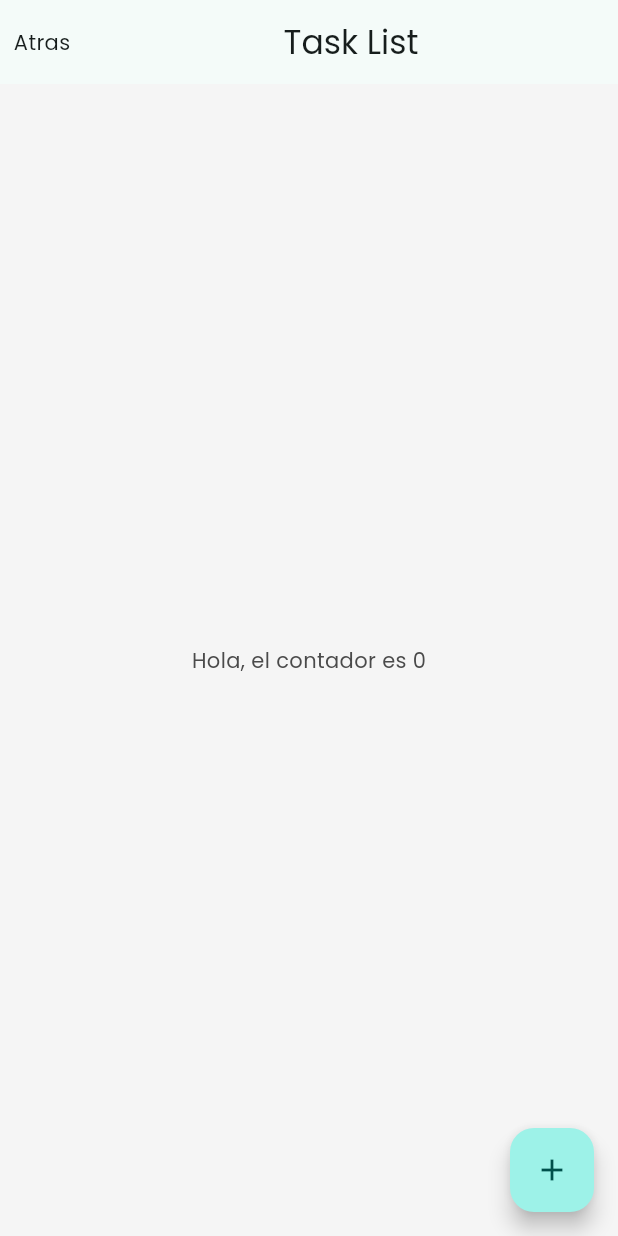
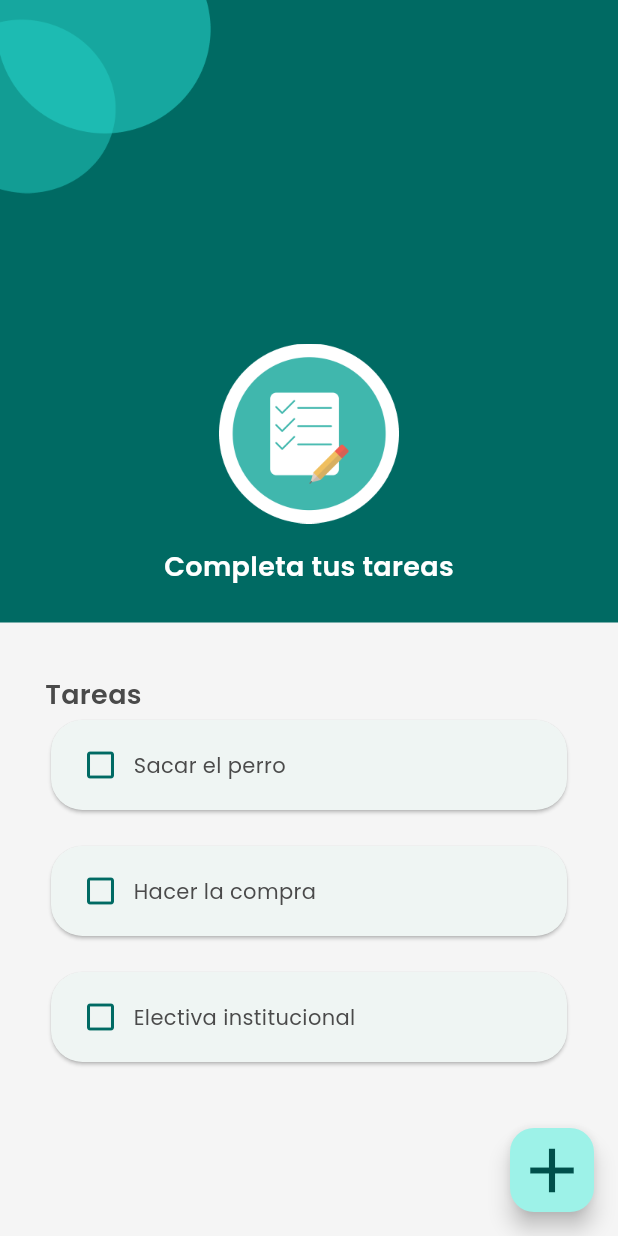
Before and after one commit to Sonyei888/lista_tareas, a Flutter app: the TaskListPage screen opened directly, on a phone screen of 412 x 824 dp. Run offline on Flutter 3.47's test engine with Material 3 defaults, Android fonts, the phone set to English and light mode, and no system bars.

Commit message:
Task List Page

```diff
--- /dev/null
+++ b/lib/app/model/task.dart
@@ -0,0 +1,10 @@
+class Task {
+
+  Task(this.title, {this.done = false});
+
+
+  final String title;
+  final bool done;
+
+
+}
--- a/lib/app/view/splash/splash_page.dart
+++ b/lib/app/view/splash/splash_page.dart
@@ -40,5 +40,4 @@ class SplashPage extends StatelessWidget{
 
     );
   }
-
 }
--- a/lib/app/view/task_list/task_list_page.dart
+++ b/lib/app/view/task_list/task_list_page.dart
@@ -1,46 +1,94 @@
 import 'package:flutter/cupertino.dart';
 import 'package:flutter/material.dart';
 
-class TaskListPage extends StatefulWidget {
-  const TaskListPage({super.key});
+import '../../model/task.dart';
+import '../components/h1.dart';
+import '../components/shape.dart';
 
-  @override
-  State<TaskListPage> createState() => _TaskListPageState();
-}
+class TaskListPage extends StatelessWidget {
+  const TaskListPage({Key? key}) : super(key: key);
 
-class _TaskListPageState extends State<TaskListPage> {
-  int count = 0;
-
-  @override
-  void initState() {
-    // TODO: implement initState
-    super.initState();
-  }
-  @override
-  void dispose() {
-    // TODO: implement dispose
-    super.dispose();
-  }
   @override
   Widget build(BuildContext context) {
     return Scaffold(
-      appBar: AppBar(
-        title: Center(child: Text('Task List')),
-        leading: GestureDetector(
-            onTap: (){
-              Navigator.of(context).pop();
-            },
-            child: Center(child: Text('Atras'))),
+      body: Column(
+        crossAxisAlignment: CrossAxisAlignment.start,
+        children: [
+          Container(
+            width: double.infinity,
+            color: Theme.of(context).colorScheme.primary,
+            child: Column(
+              children: [
+                Row(children: const [Shape()]),
+                Column(
+                  children: [
+                    const SizedBox(height: 100),
+                    Image.asset(
+                      'assets/tasks-list-image.png',
+                      width: 120,
+                      height: 120,
+                    ),
+                    const SizedBox(height: 16),
+                    const H1('Completa tus tareas', color: Colors.white),
+                    const SizedBox(height: 24),
+                  ],
+                )
+              ],
+            ),
+          ),
+          const Padding(
+            padding: EdgeInsets.only(left: 30, right: 30, top: 35),
+            child: H1('Tareas'),
+          ),
+          Expanded(
+              child: Padding(
+            padding: const EdgeInsets.symmetric(horizontal: 30),
+            child: ListView.separated(
+              itemBuilder: (_, index) => TaskItem(taskList[index]),
+              separatorBuilder: (_, __) => const SizedBox(height: 16),
+              itemCount: taskList.length,
+            ),
+          ))
+        ],
       ),
-      body: Center(child: Text('Hola, el contador es $count'),),
       floatingActionButton: FloatingActionButton(
-        onPressed: (){
-          setState(() {
-            count++;
-          });
-        },
-        child: Icon(Icons.add),
+        onPressed: () {},
+        child: const Icon(Icons.add, size: 50),
       ),
     );
   }
 }
+
+class TaskItem extends StatelessWidget {
+  const TaskItem(this.task, {super.key});
+
+  final Task task;
+
+  @override
+  Widget build(BuildContext context) {
+    return Card(
+      shape: RoundedRectangleBorder(
+        borderRadius: BorderRadius.circular(21),
+      ),
+      child: Padding(
+        padding: const EdgeInsets.symmetric(horizontal: 21, vertical: 18),
+        child: Row(
+          children: [
+            Icon(
+              Icons.check_box_outline_blank,
+              color: Theme.of(context).colorScheme.primary,
+            ),
+            const SizedBox(width: 10),
+            Text(task.title),
+          ],
+        ),
+      ),
+    );
+  }
+}
+
+final taskList = <Task>[
+  Task('Sacar el perro'),
+  Task('Hacer la compra'),
+  Task('Electiva institucional'),
+];
```
Also changed, not shown: assets/tasks-list-image.png (added).
